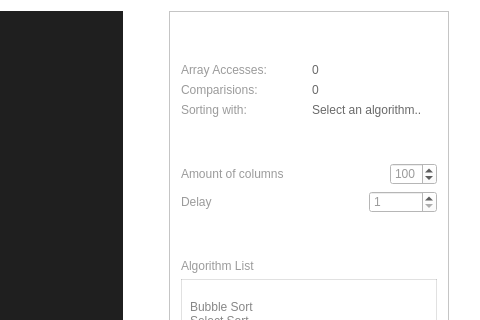
Before: the Qt Designer form form.ui in ZDS1999/SortVisualizer, drawn with Qt 5; both pictures show x 894 to 1374 and y 0 to 320 of the 1374 by 722 pixel window.
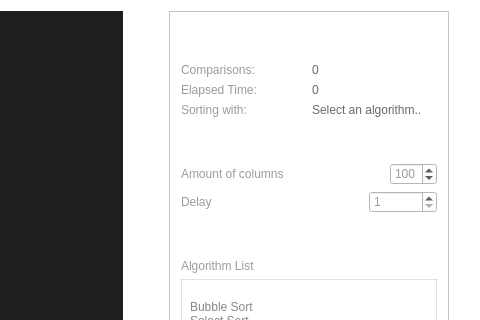
After: the same form once the commit is applied.

Commit message: delete array access option, add time count

```diff
--- a/form.ui
+++ b/form.ui
@@ -174,12 +174,12 @@
              <string notr="true"/>
             </property>
             <property name="text">
-             <string>&lt;html&gt;&lt;head/&gt;&lt;body&gt;&lt;p&gt;Array Accesses:&lt;/p&gt;&lt;/body&gt;&lt;/html&gt;</string>
+             <string>&lt;html&gt;&lt;head/&gt;&lt;body&gt;&lt;p&gt;Comparisons:&lt;/p&gt;&lt;/body&gt;&lt;/html&gt;</string>
             </property>
            </widget>
           </item>
           <item>
-           <widget class="QLabel" name="labArrayAccesses">
+           <widget class="QLabel" name="labComparisons">
             <property name="styleSheet">
              <string notr="true">color: rgba(0, 0, 0, 150);</string>
             </property>
@@ -201,12 +201,12 @@
              <string notr="true"/>
             </property>
             <property name="text">
-             <string>&lt;html&gt;&lt;head/&gt;&lt;body&gt;&lt;p&gt;Comparisions:&lt;/p&gt;&lt;/body&gt;&lt;/html&gt;</string>
+             <string>&lt;html&gt;&lt;head/&gt;&lt;body&gt;&lt;p&gt;Elapsed Time:&lt;/p&gt;&lt;/body&gt;&lt;/html&gt;</string>
             </property>
            </widget>
           </item>
           <item>
-           <widget class="QLabel" name="labComparisons">
+           <widget class="QLabel" name="labTime">
             <property name="styleSheet">
              <string notr="true">color: rgba(0, 0, 0, 150);</string>
             </property>
```
Left out of the diff: 4 changed lines with no effect on the pictures. The commit also changes 3 other files.
